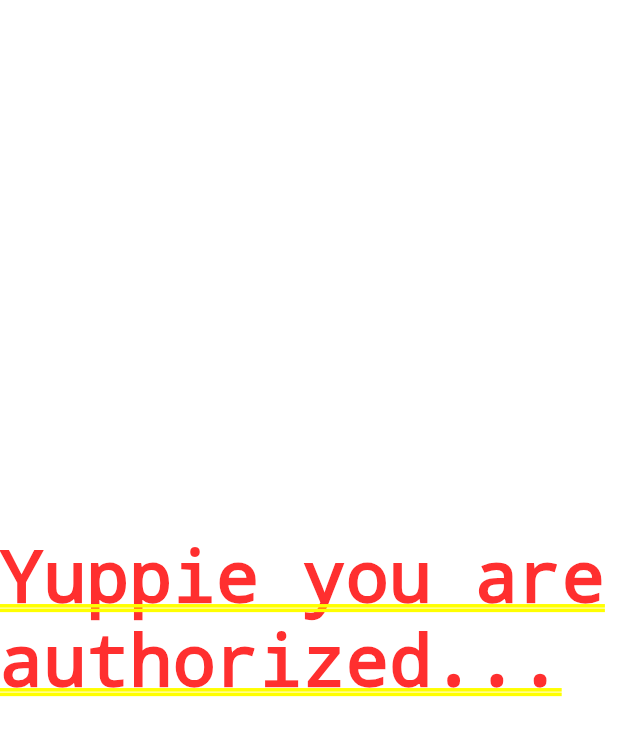
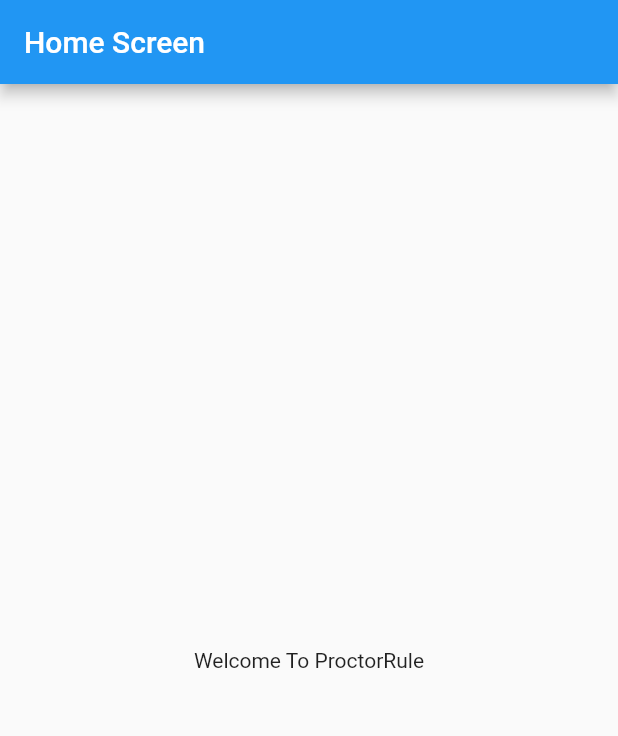
Before and after one commit to AnasKakuwala/ProctorRule, a Flutter app: the screen it shows after launch, after a tap on "Login", on a phone screen of 412 x 824 dp. Shown: the top 736 px of the screen. Run offline on Flutter 3.47's test engine with Material 2 defaults, Android fonts, the phone set to English and light mode, and no system bars; our stand-ins replace firebase_auth, firebase_core; accounts and stored records are empty; network calls fail.

Commit message:
mainScreen Commit

```diff
--- a/lib/screens/mainScreen.dart
+++ b/lib/screens/mainScreen.dart
@@ -5,8 +5,11 @@ class MainScreen extends StatelessWidget {
 
   @override
   Widget build(BuildContext context) {
-    return const Center(
-      child: Text("Yuppie you are authorized..."),
+    return Scaffold(
+      appBar: AppBar(title: Text('Home Screen'),
+      ),
+      body: Center(child: Text("Welcome To ProctorRule"),
+      ),
     );
   }
 }
```
